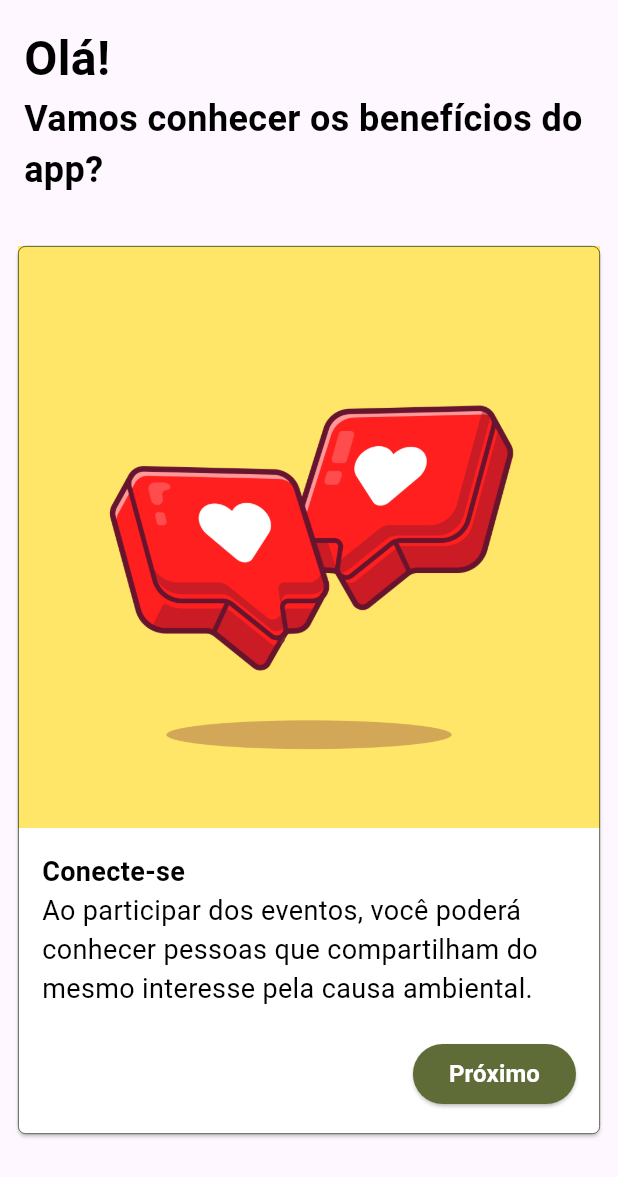
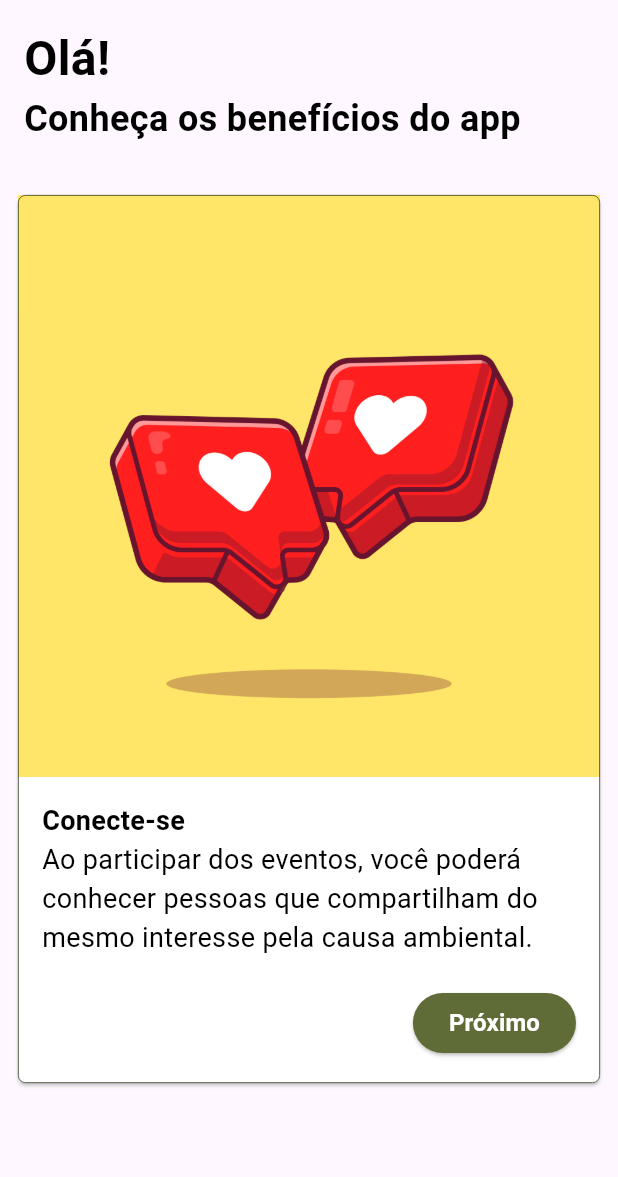
Before and after one commit to 0502j/Fatec-PI5, a Flutter app: the introPage screen opened directly, after a tap on "Próximo", on a phone screen of 412 x 824 dp. Shown: the top 1177 px of the screen. Run offline on Flutter 3.47's test engine with Material 2 defaults, Android fonts, the phone set to English and light mode, and no system bars; our stand-ins replace font_awesome_flutter.

Commit message:
Alterando textos da página de introdução

```diff
--- a/pi5_flutter_application/lib/main.dart
+++ b/pi5_flutter_application/lib/main.dart
@@ -3,6 +3,7 @@ import 'package:pi5_flutter_application/pages/dashboardPage.dart';
 import 'package:pi5_flutter_application/pages/eventDetailPage.dart';
 import 'package:pi5_flutter_application/pages/indexPage.dart';
 import 'package:flutter/material.dart';
+import 'package:pi5_flutter_application/pages/introPage.dart';
 import 'package:pi5_flutter_application/pages/signUpPage.dart';
 
 void main() {
@@ -23,7 +24,7 @@ class MyApp extends StatelessWidget {
           brightness: Brightness.light,
           useMaterial3: true,
           colorSchemeSeed: Colors.green),
-      home: const signUpPage(),
+      home: const introPage(),
     );
   }
 }
--- a/pi5_flutter_application/lib/pages/introPage.dart
+++ b/pi5_flutter_application/lib/pages/introPage.dart
@@ -39,7 +39,7 @@ class _introPageState extends State<introPage> {
         case 3:
           _title = "Encontre materiais didáticos";
           _description =
-              "Você pode acessar materiais e recursos valiosos sobre a causa ambiental, compartilhando e aprendendo sobre a importância do ambiente para promover a conscientização!";
+              "Você pode acessar materiais e recursos valiosos sobre a causa ambiental, promovendo a conscientização!";
           _imageAsset = "assets/images/ct-papers.jpg";
           _showFinalButton = true;
           break;
@@ -93,7 +93,7 @@ class _introPageState extends State<introPage> {
                     Padding(
                       padding: const EdgeInsets.only(
                           left: 8, right: 8, bottom: 4, top: 0),
-                      child: Text("Vamos conhecer os benefícios do app?",
+                      child: Text("Conheça os benefícios do app",
                           style: TextStyle(
                               color: Colors.black,
                               fontFamily: "Roboto",
```
